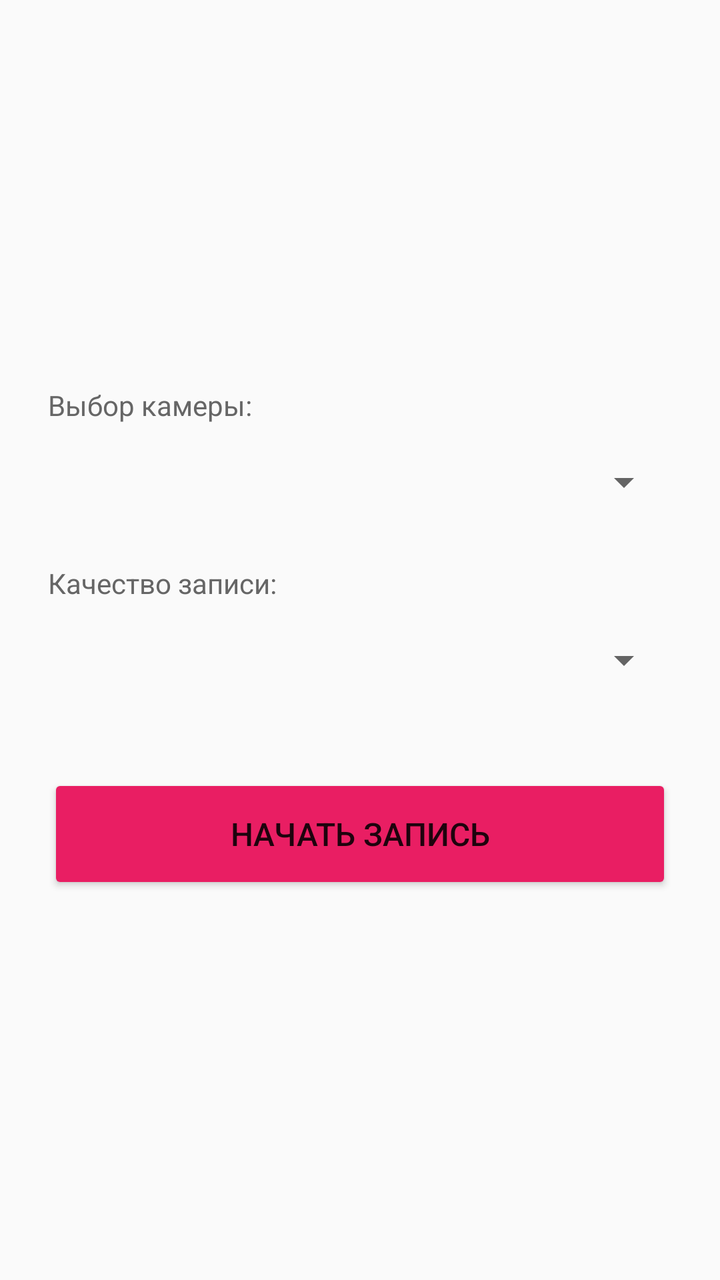
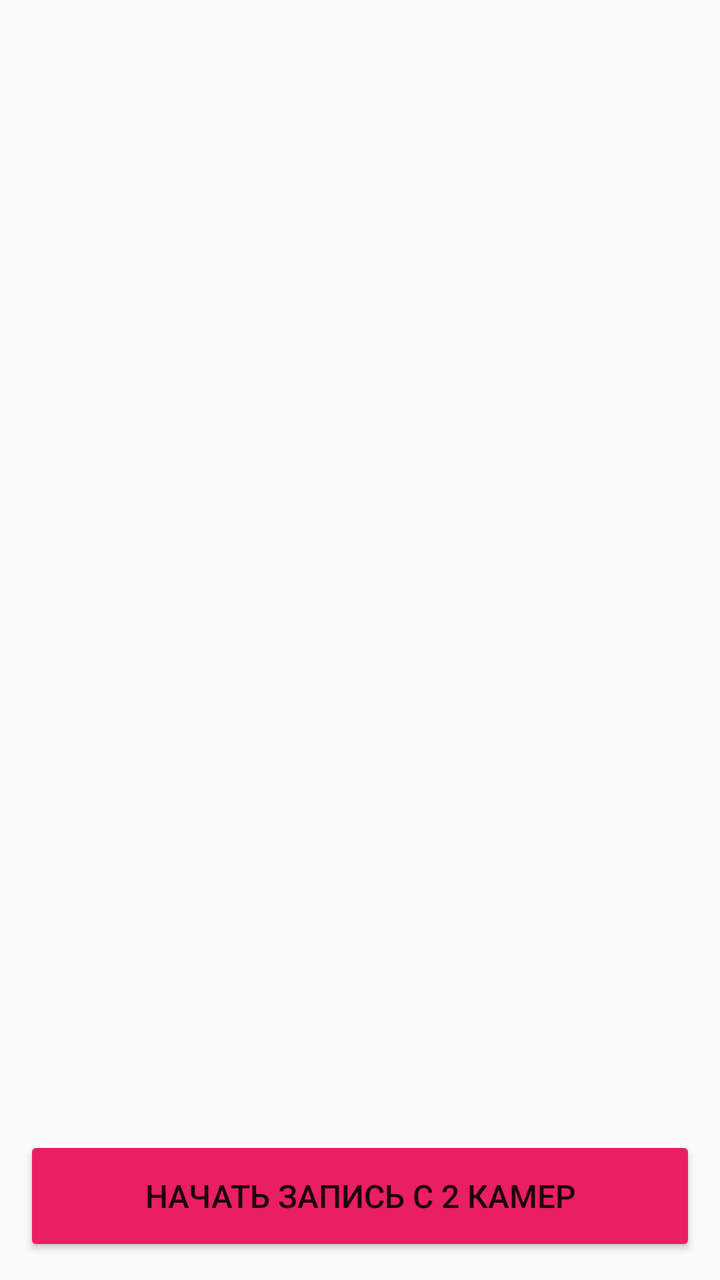

The first picture is an Android layout as it rendered before a commit; the second is the same layout after the commit. The layout source and the unified diff follow.
<!-- AndroidManifest.xml: application theme Theme.AppCompat.Light.DarkActionBar -->
<!-- res/layout/activity_main.xml -->
<?xml version="1.0" encoding="utf-8"?>
<LinearLayout xmlns:android="http://schemas.android.com/apk/res/android"
    android:layout_width="match_parent"
    android:layout_height="match_parent"
    android:orientation="vertical"
    android:padding="24dp"
    android:gravity="center">

    <TextView
        android:layout_width="match_parent"
        android:layout_height="wrap_content"
        android:text="Выбор камеры:"
        android:textSize="14sp"
        android:textColor="#666666"
        android:layout_marginBottom="4dp"/>

    <Spinner
        android:id="@+id/spinnerCamera"
        android:layout_width="match_parent"
        android:layout_height="50dp"
        android:layout_marginBottom="16dp"/>

    <TextView
        android:layout_width="match_parent"
        android:layout_height="wrap_content"
        android:text="Качество записи:"
        android:textSize="14sp"
        android:textColor="#666666"
        android:layout_marginBottom="4dp"/>

    <Spinner
        android:id="@+id/spinnerQuality"
        android:layout_width="match_parent"
        android:layout_height="50dp"
        android:layout_marginBottom="32dp"/>

    <Button
        android:id="@+id/btnRecord"
        android:layout_width="match_parent"
        android:layout_height="60dp"
        android:text="Начать запись"
        android:textSize="16sp"
        android:backgroundTint="#E91E63"/>

</LinearLayout>
<!-- resources referenced by this layout -->
<resources>

</resources>

<!-- the commit's change to res/layout/activity_main.xml (unified diff, before → after) -->
@@ -3,42 +3,28 @@
     android:layout_width="match_parent"
     android:layout_height="match_parent"
     android:orientation="vertical"
-    android:padding="24dp"
+    android:padding="12dp"
     android:gravity="center">
 
-    <TextView
+    <TextureView
+        android:id="@+id/textureView1"
         android:layout_width="match_parent"
-        android:layout_height="wrap_content"
-        android:text="Выбор камеры:"
-        android:textSize="14sp"
-        android:textColor="#666666"
-        android:layout_marginBottom="4dp"/>
+        android:layout_height="0dp"
+        android:layout_weight="1"
+        android:layout_marginBottom="8dp"/>
 
-    <Spinner
-        android:id="@+id/spinnerCamera"
+    <TextureView
+        android:id="@+id/textureView2"
         android:layout_width="match_parent"
-        android:layout_height="50dp"
-        android:layout_marginBottom="16dp"/>
-
-    <TextView
-        android:layout_width="match_parent"
-        android:layout_height="wrap_content"
-        android:text="Качество записи:"
-        android:textSize="14sp"
-        android:textColor="#666666"
-        android:layout_marginBottom="4dp"/>
-
-    <Spinner
-        android:id="@+id/spinnerQuality"
-        android:layout_width="match_parent"
-        android:layout_height="50dp"
-        android:layout_marginBottom="32dp"/>
+        android:layout_height="0dp"
+        android:layout_weight="1"
+        android:layout_marginBottom="12dp"/>
 
     <Button
         android:id="@+id/btnRecord"
         android:layout_width="match_parent"
         android:layout_height="60dp"
-        android:text="Начать запись"
+        android:text="Начать запись с 2 камер"
         android:textSize="16sp"
         android:backgroundTint="#E91E63"/>
 
